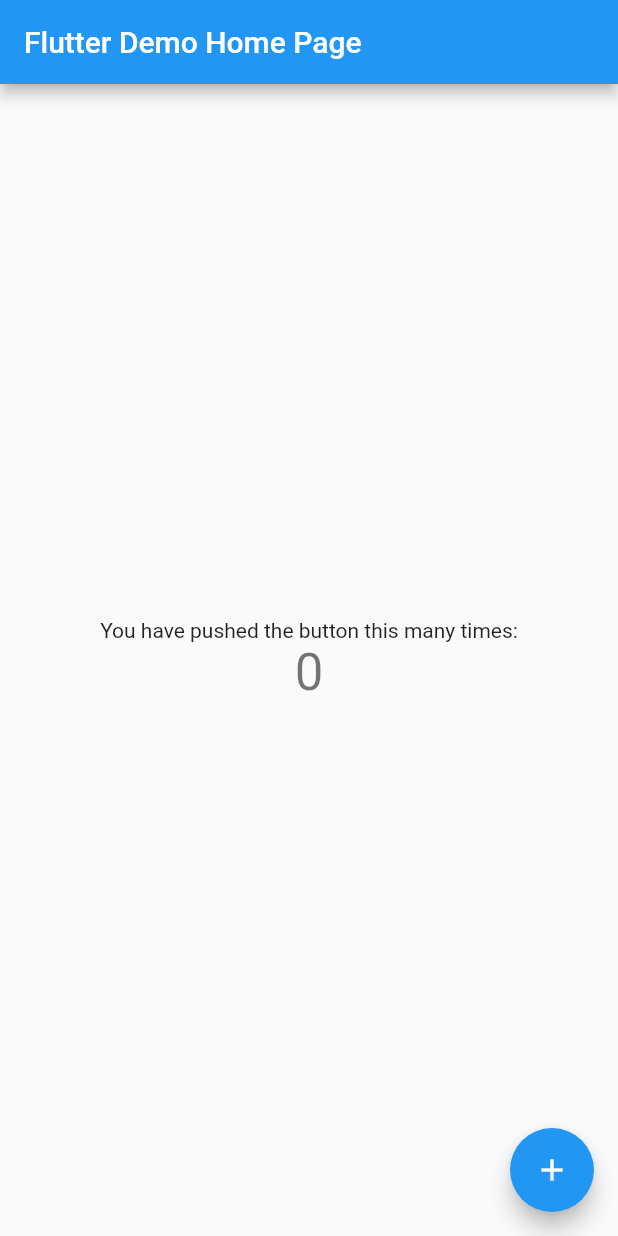
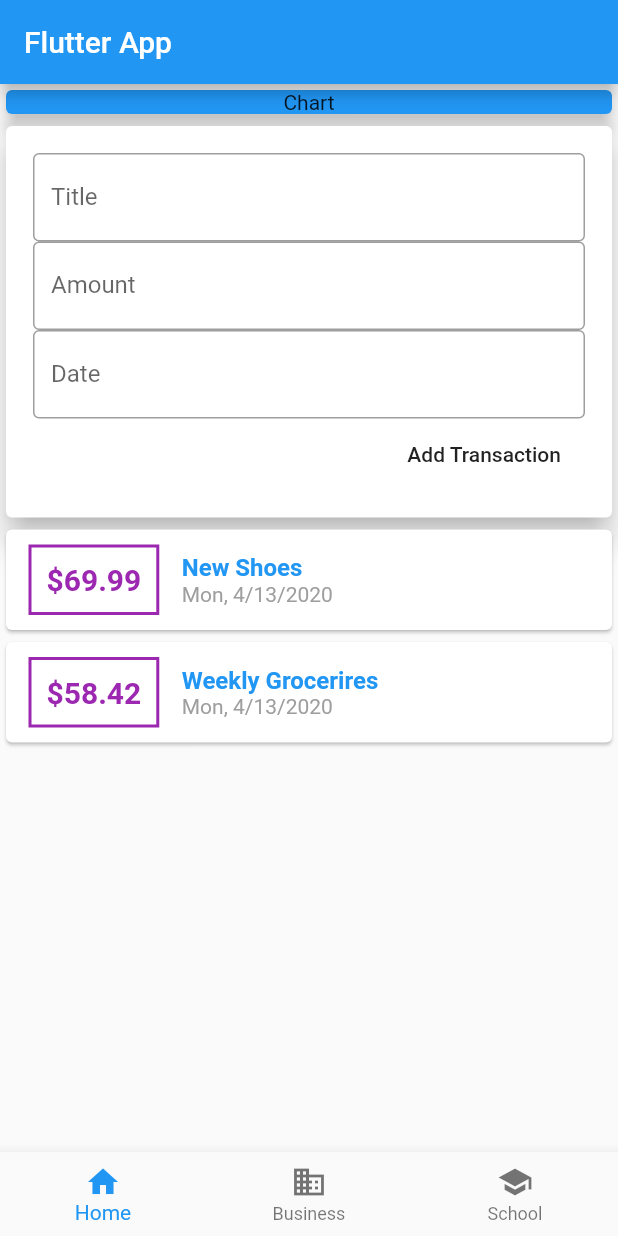
Before and after one commit to MehmetCelik4/expense, a Flutter app: the screen it shows after launch, on a phone screen of 412 x 824 dp. Run offline on Flutter 3.47's test engine with Material 2 defaults, Android fonts, the phone set to English and light mode, and no system bars; missing offline and left inert: dart:ffi.

Commit message:
add expense form and index

```diff
--- a/lib/main.dart
+++ b/lib/main.dart
@@ -1,111 +1,61 @@
+import 'package:expense/widgets/new_transaction.dart';
+import 'package:expense/widgets/transaction_list.dart';
+import 'package:expense/widgets/user_transaction.dart';
 import 'package:flutter/material.dart';
 
 void main() => runApp(MyApp());
 
 class MyApp extends StatelessWidget {
-  // This widget is the root of your application.
   @override
   Widget build(BuildContext context) {
     return MaterialApp(
-      title: 'Flutter Demo',
-      theme: ThemeData(
-        // This is the theme of your application.
-        //
-        // Try running your application with "flutter run". You'll see the
-        // application has a blue toolbar. Then, without quitting the app, try
-        // changing the primarySwatch below to Colors.green and then invoke
-        // "hot reload" (press "r" in the console where you ran "flutter run",
-        // or simply save your changes to "hot reload" in a Flutter IDE).
-        // Notice that the counter didn't reset back to zero; the application
-        // is not restarted.
-        primarySwatch: Colors.blue,
-      ),
-      home: MyHomePage(title: 'Flutter Demo Home Page'),
+      title: "Flutter App",
+      home: MyHomePage(),
     );
   }
 }
 
-class MyHomePage extends StatefulWidget {
-  MyHomePage({Key key, this.title}) : super(key: key);
-
-  // This widget is the home page of your application. It is stateful, meaning
-  // that it has a State object (defined below) that contains fields that affect
-  // how it looks.
-
-  // This class is the configuration for the state. It holds the values (in this
-  // case the title) provided by the parent (in this case the App widget) and
-  // used by the build method of the State. Fields in a Widget subclass are
-  // always marked "final".
-
-  final String title;
-
-  @override
-  _MyHomePageState createState() => _MyHomePageState();
-}
-
-class _MyHomePageState extends State<MyHomePage> {
-  int _counter = 0;
-
-  void _incrementCounter() {
-    setState(() {
-      // This call to setState tells the Flutter framework that something has
-      // changed in this State, which causes it to rerun the build method below
-      // so that the display can reflect the updated values. If we changed
-      // _counter without calling setState(), then the build method would not be
-      // called again, and so nothing would appear to happen.
-      _counter++;
-    });
-  }
-
+class MyHomePage extends StatelessWidget {
   @override
   Widget build(BuildContext context) {
-    // This method is rerun every time setState is called, for instance as done
-    // by the _incrementCounter method above.
-    //
-    // The Flutter framework has been optimized to make rerunning build methods
-    // fast, so that you can just rebuild anything that needs updating rather
-    // than having to individually change instances of widgets.
     return Scaffold(
         appBar: AppBar(
-        // Here we take the value from the MyHomePage object that was created by
-        // the App.build method, and use it to set our appbar title.
-        title: Text(widget.title),
+          title: Text("Flutter App"),
         ),
-      body: Center(
-        // Center is a layout widget. It takes a single child and positions it
-        // in the middle of the parent.
+        body: SingleChildScrollView(
           child: Column(
-          // Column is also a layout widget. It takes a list of children and
-          // arranges them vertically. By default, it sizes itself to fit its
-          // children horizontally, and tries to be as tall as its parent.
-          //
-          // Invoke "debug painting" (press "p" in the console, choose the
-          // "Toggle Debug Paint" action from the Flutter Inspector in Android
-          // Studio, or the "Toggle Debug Paint" command in Visual Studio Code)
-          // to see the wireframe for each widget.
-          //
-          // Column has various properties to control how it sizes itself and
-          // how it positions its children. Here we use mainAxisAlignment to
-          // center the children vertically; the main axis here is the vertical
-          // axis because Columns are vertical (the cross axis would be
-          // horizontal).
-          mainAxisAlignment: MainAxisAlignment.center,
             children: <Widget>[
-            Text(
-              'You have pushed the button this many times:',
+              Container(
+                width: double.infinity,
+                child: Card(
+                  color: Colors.blue,
+                  child: Container(
+                    child: Center(
+                      child: Text("Chart"),
                     ),
-            Text(
-              '$_counter',
-              style: Theme.of(context).textTheme.display1,
                   ),
+                  elevation: 5,
+                ),
+              ),
+              UserTransaction(),
             ],
           ),
         ),
-      floatingActionButton: FloatingActionButton(
-        onPressed: _incrementCounter,
-        tooltip: 'Increment',
-        child: Icon(Icons.add),
-      ), // This trailing comma makes auto-formatting nicer for build methods.
-    );
+        bottomNavigationBar: BottomNavigationBar(
+          items: const <BottomNavigationBarItem>[
+            BottomNavigationBarItem(
+              icon: Icon(Icons.home),
+              title: Text('Home'),
+            ),
+            BottomNavigationBarItem(
+              icon: Icon(Icons.business),
+              title: Text('Business'),
+            ),
+            BottomNavigationBarItem(
+              icon: Icon(Icons.school),
+              title: Text('School'),
+            ),
+          ],
+        ));
   }
 }
--- /dev/null
+++ b/lib/models/transaction.dart
@@ -0,0 +1,13 @@
+import 'package:flutter/widgets.dart';
+
+class Transaction {
+  final String id;
+  final String title;
+  final double amount;
+  final DateTime date;
+  Transaction(
+      {@required this.id,
+      @required this.title,
+      @required this.amount,
+      @required this.date});
+}
--- /dev/null
+++ b/lib/widgets/new_transaction.dart
@@ -0,0 +1,55 @@
+import 'package:flutter/material.dart';
+
+class NewTransaction extends StatelessWidget {
+  // const NewTransaction({Key key}) : super(key: key);
+
+  final titleController = TextEditingController();
+  final amountController = TextEditingController();
+  final Function addTx;
+
+  NewTransaction(this.addTx);
+
+  @override
+  Widget build(BuildContext context) {
+    return Card(
+      elevation: 8,
+      child: Container(
+        padding: EdgeInsets.all(18),
+        child: Column(
+          crossAxisAlignment: CrossAxisAlignment.end,
+          children: <Widget>[
+            TextField(
+              controller: titleController,
+              decoration: InputDecoration(
+                border: OutlineInputBorder(),
+                labelText: 'Title',
+              ),
+            ),
+            TextField(
+              controller: amountController,
+              decoration: InputDecoration(
+                border: OutlineInputBorder(),
+                labelText: 'Amount',
+              ),
+            ),
+            TextField(
+              decoration: InputDecoration(
+                border: OutlineInputBorder(),
+                labelText: 'Date',
+              ),
+            ),
+            FlatButton(
+              onPressed: () {
+                addTx(
+                  titleController.text,
+                  double.parse(amountController.text),
+                );
+              },
+              child: Text("Add Transaction"),
+            ),
+          ],
+        ),
+      ),
+    );
+  }
+}
--- /dev/null
+++ b/lib/widgets/transaction_list.dart
@@ -0,0 +1,56 @@
+import 'package:expense/models/transaction.dart';
+import 'package:flutter/material.dart';
+import 'package:intl/intl.dart';
+
+class TransactionList extends StatelessWidget {
+  final List<Transaction> transactions;
+  TransactionList(this.transactions);
+
+  @override
+  Widget build(BuildContext context) {
+    return Column(
+      children: transactions.map((tx) {
+        return Card(
+          child: Row(
+            children: <Widget>[
+              Container(
+                margin: EdgeInsets.symmetric(vertical: 10, horizontal: 15),
+                decoration: BoxDecoration(
+                  border: Border.all(color: Colors.purple, width: 2),
+                ),
+                padding: EdgeInsets.all(10),
+                child: Text(
+                  "\$${tx.amount}",
+                  style: TextStyle(
+                    fontWeight: FontWeight.bold,
+                    fontSize: 20,
+                    color: Colors.purple,
+                  ),
+                ),
+              ),
+              Column(
+                crossAxisAlignment: CrossAxisAlignment.start,
+                children: <Widget>[
+                  Text(
+                    tx.title,
+                    style: TextStyle(
+                      color: Colors.blue,
+                      fontSize: 16,
+                      fontWeight: FontWeight.bold,
+                    ),
+                  ),
+                  Text(
+                    DateFormat.yMEd().format(tx.date),
+                    style: TextStyle(
+                      color: Colors.grey,
+                    ),
+                  ),
+                ],
+              ),
+            ],
+          ),
+        );
+      }).toList(),
+    );
+  }
+}
--- /dev/null
+++ b/lib/widgets/user_transaction.dart
@@ -0,0 +1,51 @@
+import 'dart:ffi';
+
+import 'package:expense/models/transaction.dart';
+import 'package:expense/widgets/new_transaction.dart';
+import 'package:expense/widgets/transaction_list.dart';
+import 'package:flutter/material.dart';
+
+class UserTransaction extends StatefulWidget {
+  @override
+  _UserTransactionState createState() => _UserTransactionState();
+}
+
+class _UserTransactionState extends State<UserTransaction> {
+  final List<Transaction> _userTransactions = [
+    Transaction(
+      id: "t1",
+      title: "New Shoes",
+      amount: 69.99,
+      date: DateTime.now(),
+    ),
+    Transaction(
+      id: "t2",
+      title: "Weekly Grocerires",
+      amount: 58.42,
+      date: DateTime.now(),
+    ),
+  ];
+
+  void _addNewTransaction(String title, double amount) {
+    final newTx = Transaction(
+      id: DateTime.now().toString(),
+      title: title,
+      amount: amount,
+      date: DateTime.now(),
+    );
+
+    setState(() {
+      _userTransactions.add(newTx);
+    });
+  }
+
+  @override
+  Widget build(BuildContext context) {
+    return Column(
+      children: <Widget>[
+        NewTransaction(_addNewTransaction),
+        TransactionList(_userTransactions),
+      ],
+    );
+  }
+}
--- a/pubspec.yaml
+++ b/pubspec.yaml
@@ -19,6 +19,7 @@ environment:
 dependencies:
   flutter:
     sdk: flutter
+  intl: ^0.16.1
 
   # The following adds the Cupertino Icons font to your application.
   # Use with the CupertinoIcons class for iOS style icons.
```
Also changed, not shown: pubspec.lock. Lines whose indentation alone changed are shown as unchanged.
